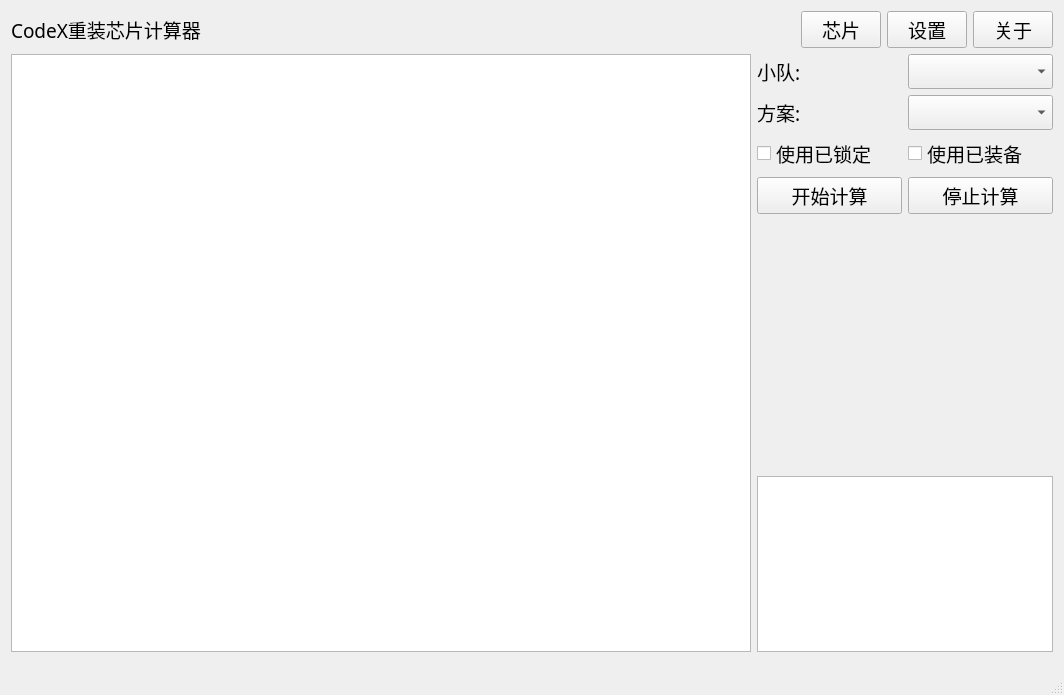
Qt form CodeX/CodeX.ui (xxzl0130/CodeX) before a commit.
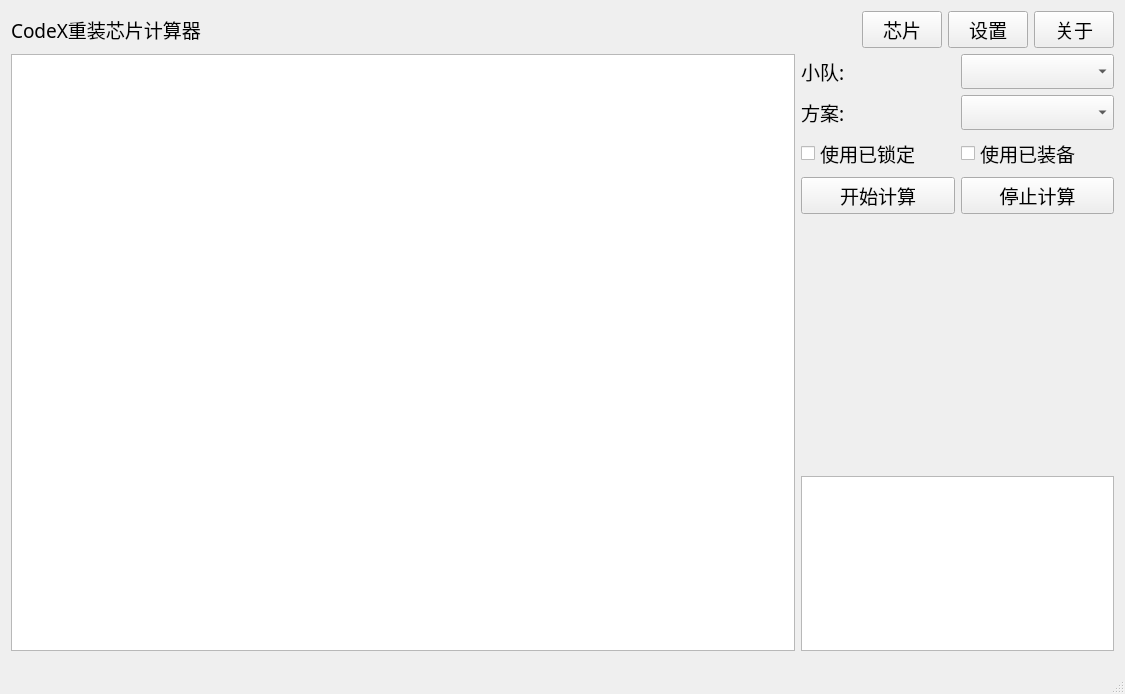
The same form after that commit. Custom widgets are drawn as their Qt base class.

The edit to the form file:
```diff
--- a/CodeX/CodeX.ui
+++ b/CodeX/CodeX.ui
@@ -6,8 +6,8 @@
    <rect>
     <x>0</x>
     <y>0</y>
-    <width>1064</width>
-    <height>695</height>
+    <width>1125</width>
+    <height>694</height>
    </rect>
   </property>
   <property name="font">
```
